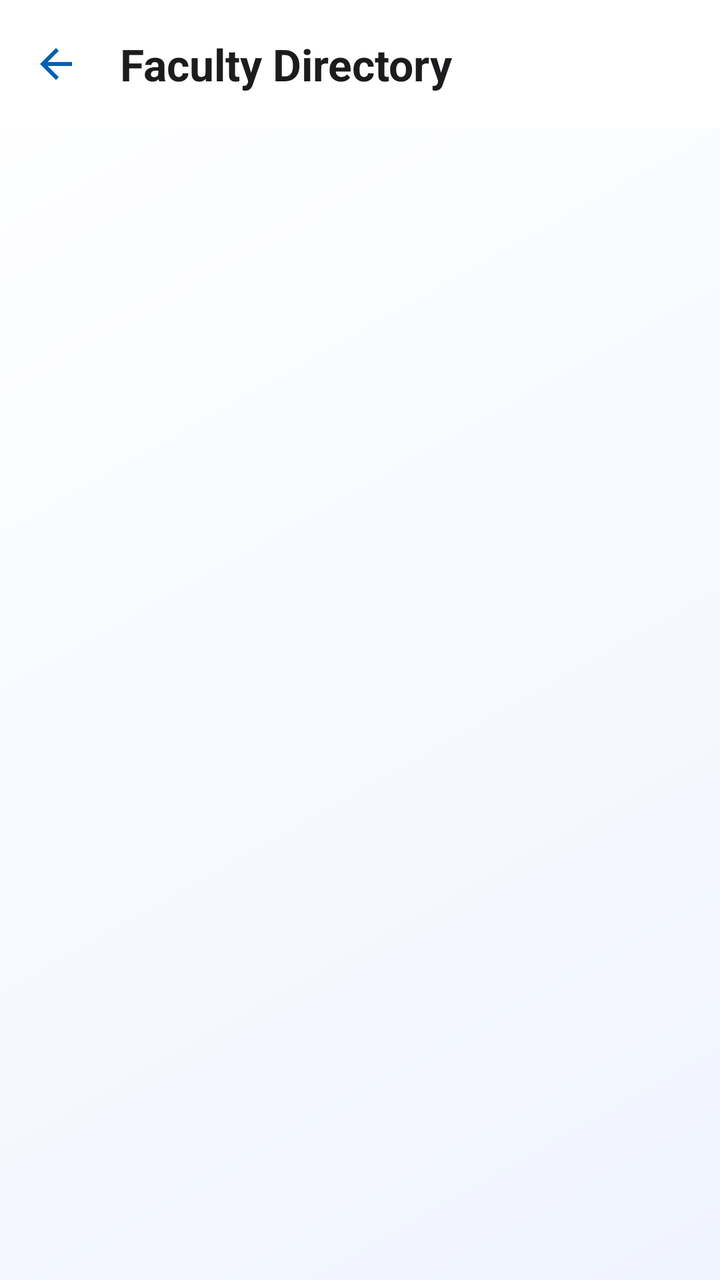
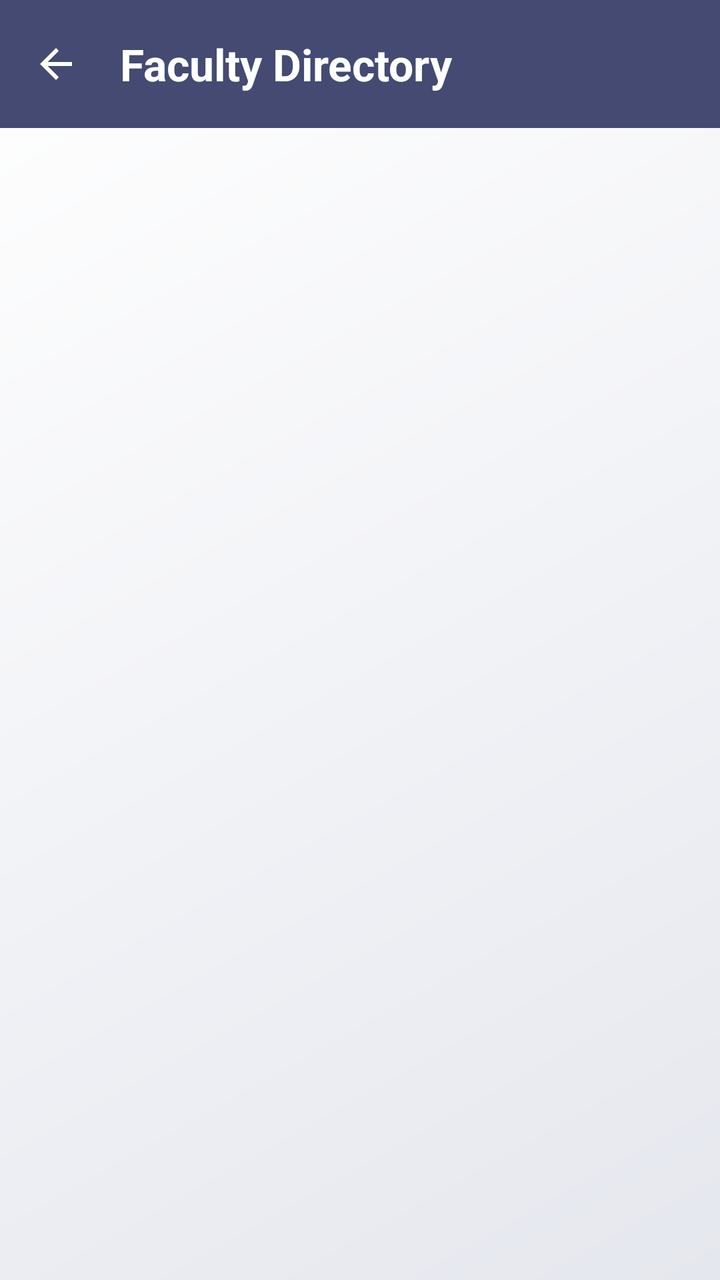

Two renders of the same Android screen: before a commit and after it. Below are the layout's source before the change and the commit's diff.
<!-- AndroidManifest.xml: application theme Theme.MyDUET -->
<!-- res/layout/activity_teachers.xml -->
<?xml version="1.0" encoding="utf-8"?>
<LinearLayout 
    xmlns:android="http://schemas.android.com/apk/res/android"
    xmlns:app="http://schemas.android.com/apk/res-auto"
    android:layout_width="match_parent"
    android:layout_height="match_parent"
    android:orientation="vertical"
    android:background="@drawable/bg_premium_gradient">

    
    <com.google.android.material.appbar.AppBarLayout
        android:layout_width="match_parent"
        android:layout_height="wrap_content"
        app:elevation="0dp">

        <com.google.android.material.appbar.MaterialToolbar
            android:id="@+id/toolbarTeachers"
            android:layout_width="match_parent"
            android:layout_height="?attr/actionBarSize"
            android:background="?attr/colorSurface"
            app:title="Faculty Directory"
            app:navigationIcon="@drawable/ic_back"
            app:navigationIconTint="?attr/colorPrimary"
            app:titleCentered="false"
            app:titleTextColor="?attr/colorOnSurface" />
    </com.google.android.material.appbar.AppBarLayout>

    
    <FrameLayout
        android:id="@+id/teachers_container"
        android:layout_width="match_parent"
        android:layout_height="match_parent" />

</LinearLayout>
<!-- resources referenced by this layout -->
<resources>
  <!-- drawable bg_premium_gradient (drawable) -->
  <?xml version="1.0" encoding="utf-8"?>
  <shape xmlns:android="http://schemas.android.com/apk/res/android"
      android:shape="rectangle">
      <gradient
          android:angle="135"
          android:endColor="#FFFFFF"
          android:startColor="#F0F4FF"
          android:type="linear" />
  </shape>
  <style name="Theme.MyDUET" parent="Base.Theme.MyDUET">
          <item name="android:windowAnimationStyle">@style/ActivityAnimation</item>
      </style>
  <style name="Base.Theme.MyDUET" parent="Theme.Material3.DayNight.NoActionBar">
          
          <item name="colorPrimary">@color/md_theme_light_primary</item>
          <item name="colorOnPrimary">@color/md_theme_light_onPrimary</item>
          <item name="colorPrimaryContainer">@color/md_theme_light_primaryContainer</item>
          <item name="colorOnPrimaryContainer">@color/md_theme_light_onPrimaryContainer</item>
  
          <item name="colorSecondary">@color/md_theme_light_secondary</item>
          <item name="colorOnSecondary">@color/md_theme_light_onSecondary</item>
          <item name="colorSecondaryContainer">@color/md_theme_light_secondaryContainer</item>
          <item name="colorOnSecondaryContainer">@color/md_theme_light_onSecondaryContainer</item>
  
          <item name="android:windowBackground">@color/md_theme_light_background</item>
          <item name="colorSurface">@color/md_theme_light_surface</item>
          <item name="colorOnSurface">@color/md_theme_light_onSurface</item>
          <item name="colorSurfaceVariant">@color/md_theme_light_surfaceVariant</item>
          <item name="colorOnSurfaceVariant">@color/md_theme_light_onSurfaceVariant</item>
          <item name="colorOutline">@color/md_theme_light_outline</item>
  
          
          <item name="android:statusBarColor">@color/md_theme_light_background</item>
          <item name="android:windowLightStatusBar">true</item>
  
          
          <item name="textAppearanceHeadlineLarge">@style/TextAppearance.MyDUET.HeadlineLarge</item>
          <item name="textAppearanceTitleLarge">@style/TextAppearance.MyDUET.TitleLarge</item>
          <item name="textAppearanceBodyLarge">@style/TextAppearance.MyDUET.BodyLarge</item>
      </style>
  <color name="md_theme_light_primary">#005FB0</color>
  <color name="md_theme_light_onPrimary">#FFFFFF</color>
  <color name="md_theme_light_primaryContainer">#D5E3FF</color>
  <color name="md_theme_light_onPrimaryContainer">#001C3B</color>
  <color name="md_theme_light_secondary">#565E71</color>
  <color name="md_theme_light_onSecondary">#FFFFFF</color>
  <color name="md_theme_light_secondaryContainer">#DAE2F9</color>
  <color name="md_theme_light_onSecondaryContainer">#131C2C</color>
  <color name="md_theme_light_background">#F8F9FF</color>
  <color name="md_theme_light_surface">#FFFFFF</color>
  <color name="md_theme_light_onSurface">#1A1C1E</color>
  <color name="md_theme_light_surfaceVariant">#E0E2EC</color>
  <color name="md_theme_light_onSurfaceVariant">#44474E</color>
  <color name="md_theme_light_outline">#74777F</color>
  <style name="TextAppearance.MyDUET.HeadlineLarge" parent="TextAppearance.Material3.HeadlineLarge">
          <item name="android:textStyle">bold</item>
          <item name="android:textColor">?attr/colorOnSurface</item>
      </style>
  <style name="TextAppearance.MyDUET.TitleLarge" parent="TextAppearance.Material3.TitleLarge">
          <item name="android:textStyle">bold</item>
          <item name="android:textColor">?attr/colorOnSurface</item>
      </style>
  <style name="TextAppearance.MyDUET.BodyLarge" parent="TextAppearance.Material3.BodyLarge">
          <item name="android:textColor">?attr/colorOnSurfaceVariant</item>
      </style>
  <!-- unchanged entries left out for length: 2 -->
</resources>

<!-- the commit's change to res/layout/activity_teachers.xml (unified diff, before → after) -->
@@ -9,20 +9,21 @@
 
     
     <com.google.android.material.appbar.AppBarLayout
+        android:background="?attr/colorPrimary"
         android:layout_width="match_parent"
         android:layout_height="wrap_content"
-        app:elevation="0dp">
+        app:elevation="4dp">
 
         <com.google.android.material.appbar.MaterialToolbar
             android:id="@+id/toolbarTeachers"
             android:layout_width="match_parent"
             android:layout_height="?attr/actionBarSize"
-            android:background="?attr/colorSurface"
+            android:background="?attr/colorPrimary"
             app:title="Faculty Directory"
             app:navigationIcon="@drawable/ic_back"
-            app:navigationIconTint="?attr/colorPrimary"
+            app:navigationIconTint="?attr/colorOnPrimary"
             app:titleCentered="false"
-            app:titleTextColor="?attr/colorOnSurface" />
+            app:titleTextColor="?attr/colorOnPrimary" />
     </com.google.android.material.appbar.AppBarLayout>
 
     
<!-- resource entries referenced after the edit -->
@@ -7,7 +7,7 @@
       <gradient
           android:angle="135"
           android:endColor="#FFFFFF"
-          android:startColor="#F0F4FF"
+          android:startColor="#E5E7EE"
           android:type="linear" />
   </shape>
   <style name="Theme.MyDUET" parent="Base.Theme.MyDUET">
@@ -33,26 +33,26 @@
           <item name="colorOutline">@color/md_theme_light_outline</item>
   
           
-          <item name="android:statusBarColor">@color/md_theme_light_background</item>
-          <item name="android:windowLightStatusBar">true</item>
+          <item name="android:statusBarColor">?attr/colorPrimary</item>
+          <item name="android:windowLightStatusBar">false</item>
   
           
           <item name="textAppearanceHeadlineLarge">@style/TextAppearance.MyDUET.HeadlineLarge</item>
           <item name="textAppearanceTitleLarge">@style/TextAppearance.MyDUET.TitleLarge</item>
           <item name="textAppearanceBodyLarge">@style/TextAppearance.MyDUET.BodyLarge</item>
       </style>
-  <color name="md_theme_light_primary">#005FB0</color>
+  <color name="md_theme_light_primary">#444A72</color>
   <color name="md_theme_light_onPrimary">#FFFFFF</color>
-  <color name="md_theme_light_primaryContainer">#D5E3FF</color>
-  <color name="md_theme_light_onPrimaryContainer">#001C3B</color>
-  <color name="md_theme_light_secondary">#565E71</color>
+  <color name="md_theme_light_primaryContainer">#DCE0EE</color>
+  <color name="md_theme_light_onPrimaryContainer">#14182B</color>
+  <color name="md_theme_light_secondary">#088BB3</color>
   <color name="md_theme_light_onSecondary">#FFFFFF</color>
-  <color name="md_theme_light_secondaryContainer">#DAE2F9</color>
-  <color name="md_theme_light_onSecondaryContainer">#131C2C</color>
-  <color name="md_theme_light_background">#F8F9FF</color>
+  <color name="md_theme_light_secondaryContainer">#D7EFF7</color>
+  <color name="md_theme_light_onSecondaryContainer">#00202C</color>
+  <color name="md_theme_light_background">#FFFFFF</color>
   <color name="md_theme_light_surface">#FFFFFF</color>
   <color name="md_theme_light_onSurface">#1A1C1E</color>
-  <color name="md_theme_light_surfaceVariant">#E0E2EC</color>
+  <color name="md_theme_light_surfaceVariant">#E2E4EE</color>
   <color name="md_theme_light_onSurfaceVariant">#44474E</color>
   <color name="md_theme_light_outline">#74777F</color>
   <style name="TextAppearance.MyDUET.HeadlineLarge" parent="TextAppearance.Material3.HeadlineLarge">
